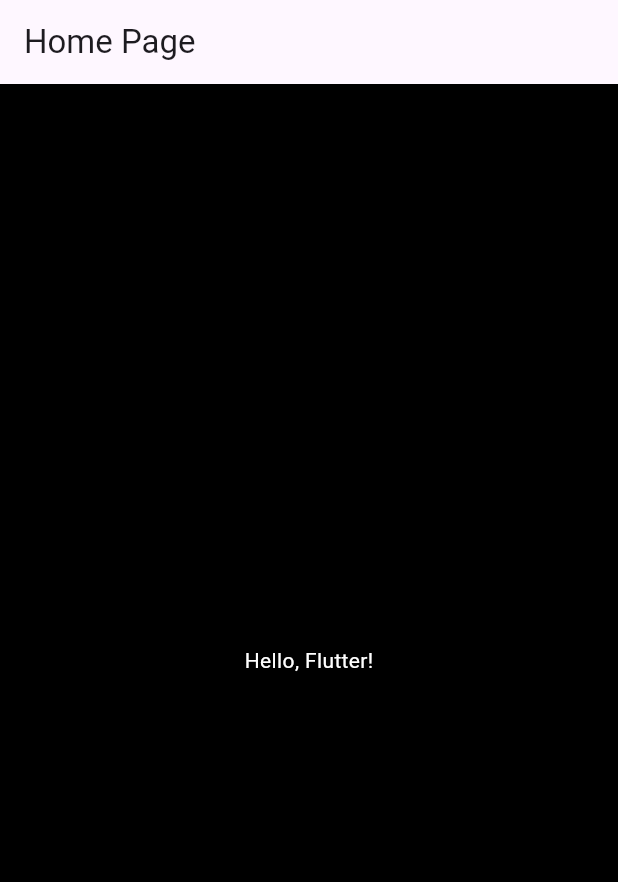
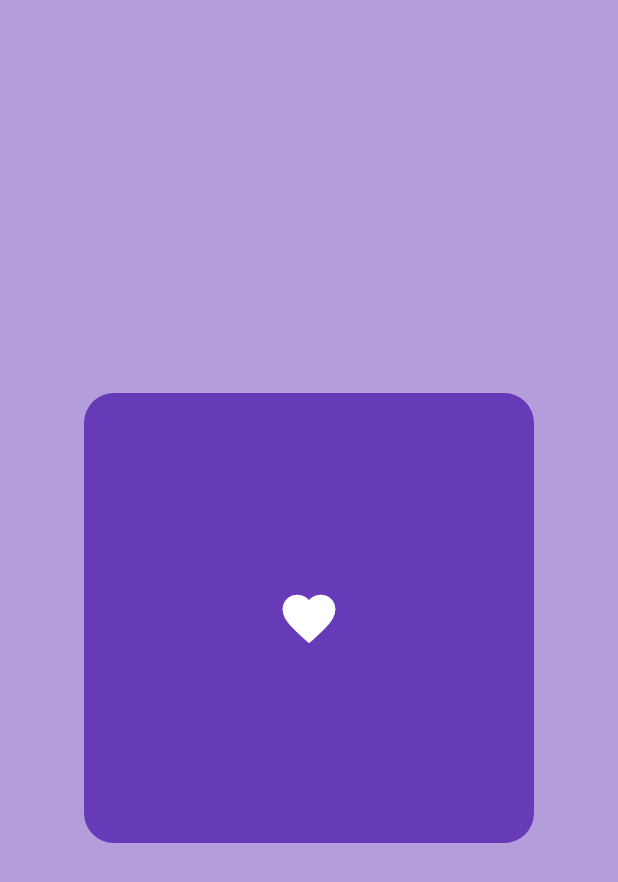
Before and after one commit to Hardelzs/flutter_application_1, a Flutter app: the screen it shows after launch, on a phone screen of 412 x 824 dp. Shown: the top 882 px of the screen. Run offline on Flutter 3.47's test engine with Material 3 defaults, Android fonts, the phone set to English and light mode, and no system bars.

Commit message:
Update main.dart to change background color and enhance UI elements

```diff
--- a/lib/main.dart
+++ b/lib/main.dart
@@ -11,14 +11,22 @@ class MyApp extends StatelessWidget {
   Widget build(BuildContext context) {
     return MaterialApp(
       debugShowCheckedModeBanner: false,
-      title: 'Flutter Application',
       home: Scaffold(
-        backgroundColor: Colors.black, // Add this
-        appBar: AppBar(title: const Text('Home Page')),
-        body: const Center(
-          child: Text(
-            'Hello, Flutter!',
-            style: TextStyle(color: Colors.white), // Also make text visible
+        backgroundColor: Colors.deepPurple[200],
+        body: Center(
+          child: Container(
+            height: 300,
+            width: 300,
+            decoration: BoxDecoration(
+              color: Colors.deepPurple,
+              borderRadius: BorderRadius.circular(20),
+            ),
+            padding: EdgeInsets.all(25),
+            child: Icon(
+              Icons.favorite,
+              color: Colors.white,
+              size: 42,
+            ),
           ),
         ),
       ),
```
